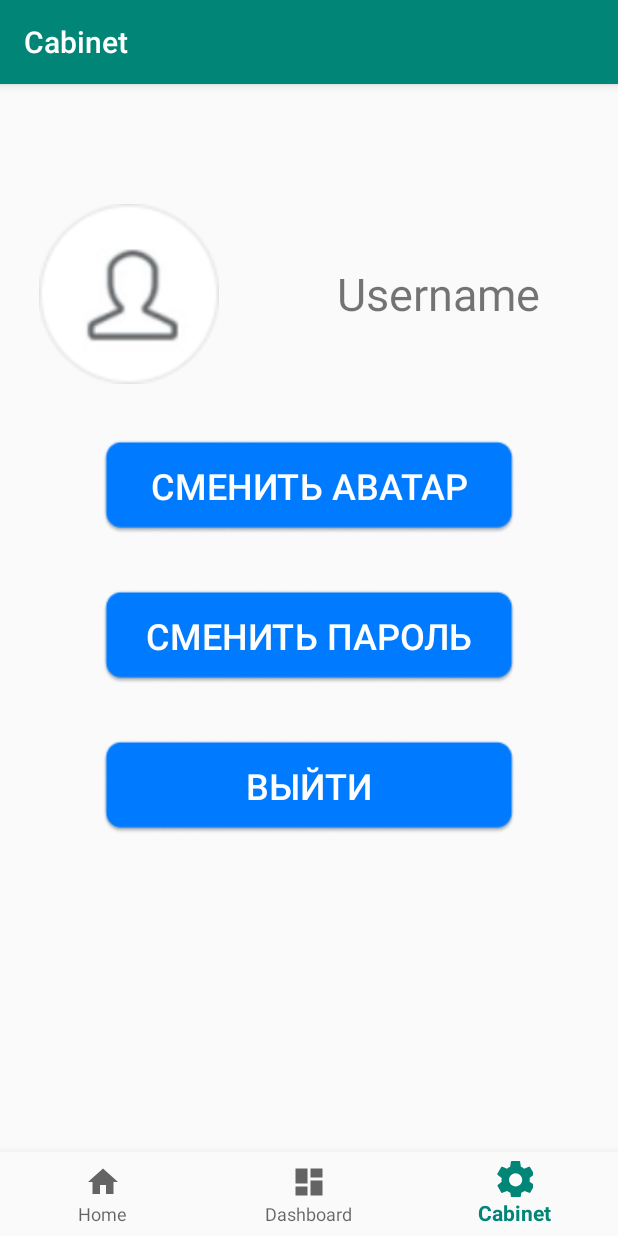
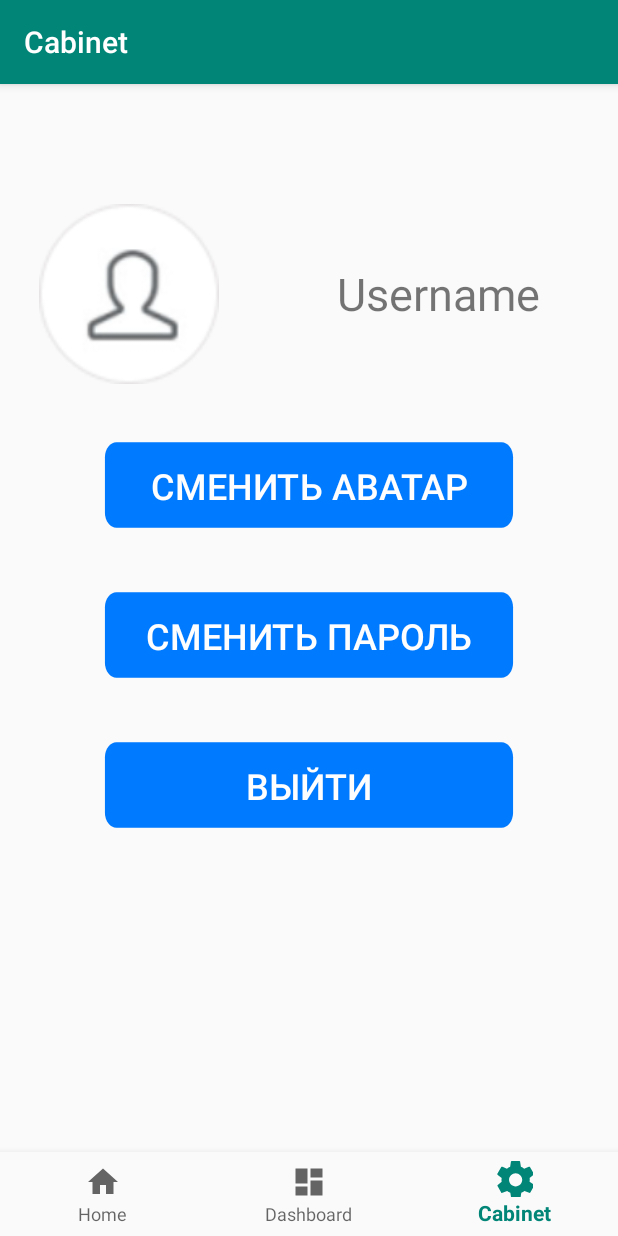
Before and after one commit to Takexito/Pump-Life, an Android app: the CabinetFragment screen opened through its navigation route, on a phone screen of 412 x 824 dp. Run offline under Robolectric (Android 15) with nearby library versions, the phone set to English and light mode, and no system bars; our stand-ins replace navigation-ui.

Commit message:
Заменил бг у кнопок

```diff
--- /dev/null
+++ b/app/src/main/res/drawable/ic_button_bg.xml
@@ -0,0 +1,10 @@
+<vector xmlns:android="http://schemas.android.com/apk/res/android"
+    android:width="276dp"
+    android:height="64dp"
+    android:viewportWidth="359"
+    android:viewportHeight="64">
+  <path
+      android:pathData="M12.542,2.857C7.019,2.857 2.542,7.334 2.542,12.857V49.771C2.542,55.294 7.019,59.771 12.542,59.771H346.458C351.981,59.771 356.458,55.294 356.458,49.771V12.857C356.458,7.334 351.981,2.857 346.458,2.857H12.542Z"
+      android:fillColor="#007AFF"
+      android:fillType="evenOdd"/>
+</vector>
--- a/app/src/main/res/layout/fragment_cabinet.xml
+++ b/app/src/main/res/layout/fragment_cabinet.xml
@@ -37,7 +37,7 @@
         android:layout_width="wrap_content"
         android:layout_height="wrap_content"
         android:layout_marginBottom="36dp"
-        android:background="@drawable/button_bg"
+        android:background="@drawable/ic_button_bg"
         android:text="Сменить аватар"
         android:textColor="#FFFEFE"
         android:textSize="24sp" />
@@ -47,7 +47,7 @@
         android:layout_width="wrap_content"
         android:layout_height="wrap_content"
         android:layout_marginBottom="36dp"
-        android:background="@drawable/button_bg"
+        android:background="@drawable/ic_button_bg"
         android:text="Сменить пароль"
         android:textColor="#FFFEFE"
         android:textSize="24sp" />
@@ -57,7 +57,7 @@
         android:layout_width="wrap_content"
         android:layout_height="wrap_content"
         android:layout_marginBottom="36dp"
-        android:background="@drawable/button_bg"
+        android:background="@drawable/ic_button_bg"
         android:text="Выйти"
         android:textColor="#FFFEFE"
         android:textSize="24sp" />
```
Also changed, not shown: app/src/main/res/drawable/button_bg.png (deleted).
